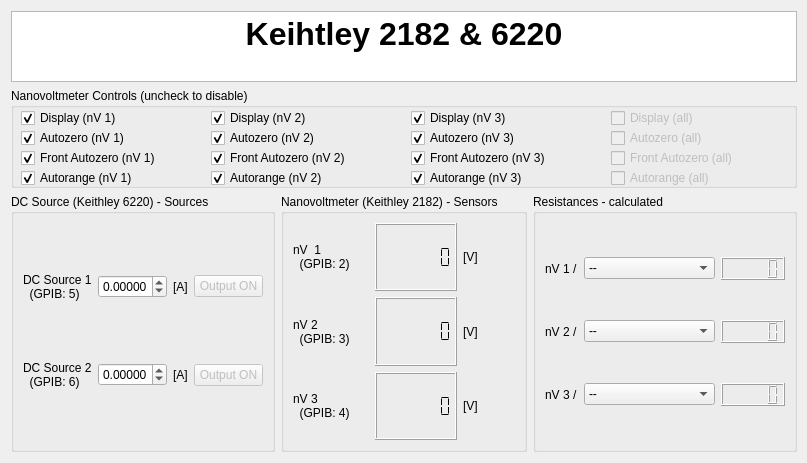
Qt form Keithley/Keithley_Control.ui (Cryostat-GUI/Cryostat-GUI) before a commit.
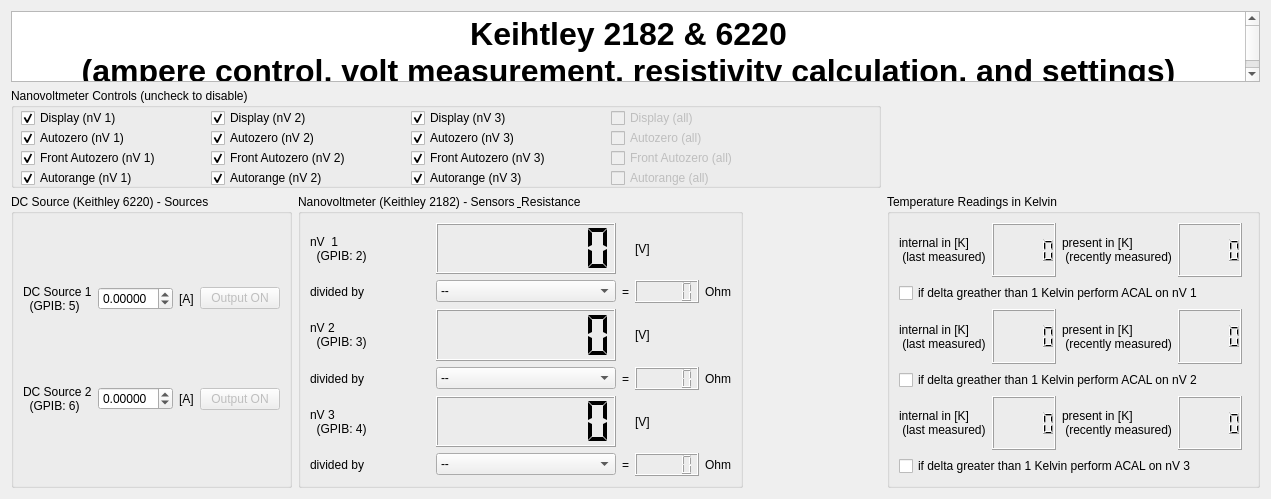
The same form after that commit.

Commit message:
keithley acal implementation
IMPORTANT: acal will stop the volt measurements for about 5 minutes. the current implementation is realised with optional checkboxes in cases where accuracy can be neglected

Diff of the .ui file:
```diff
--- a/Keithley/Keithley_Control.ui
+++ b/Keithley/Keithley_Control.ui
@@ -6,8 +6,8 @@
    <rect>
     <x>0</x>
     <y>0</y>
-    <width>807</width>
-    <height>463</height>
+    <width>1271</width>
+    <height>499</height>
    </rect>
   </property>
   <property name="minimumSize">
@@ -20,14 +20,26 @@
    <string>Form</string>
   </property>
   <layout class="QGridLayout" name="gridLayout">
-   <item row="3" column="2">
-    <widget class="QGroupBox" name="groupBox">
+   <item row="3" column="1">
+    <widget class="QGroupBox" name="groupReadings">
      <property name="title">
-      <string>Resistances - calculated</string>
+      <string>Nanovoltmeter (Keithley 2182) - Sensors &amp; Resistance</string>
      </property>
-     <layout class="QGridLayout" name="gridLayout_2" columnstretch="0,0,1">
-      <item row="2" column="1">
+     <property name="flat">
+      <bool>false</bool>
+     </property>
+     <property name="checkable">
+      <bool>false</bool>
+     </property>
+     <layout class="QGridLayout" columnstretch="0,0,0,0,0">
+      <item row="5" column="1">
        <widget class="QComboBox" name="comboBox_3">
+        <property name="maximumSize">
+         <size>
+          <width>180</width>
+          <height>16777215</height>
+         </size>
+        </property>
         <item>
          <property name="text">
           <string>--</string>
@@ -45,211 +57,115 @@
         </item>
        </widget>
       </item>
-      <item row="1" column="1">
-       <widget class="QComboBox" name="comboBox_2">
-        <item>
-         <property name="text">
-          <string>--</string>
-         </property>
-        </item>
-        <item>
-         <property name="text">
-          <string>DC Source 1 (Keithley6221_1)</string>
-         </property>
-        </item>
-        <item>
-         <property name="text">
-          <string>DC Source 2 (Keithley6221_2)</string>
-         </property>
-        </item>
-       </widget>
-      </item>
-      <item row="2" column="0">
-       <widget class="QLabel" name="label_11">
+      <item row="5" column="2">
+       <widget class="QLabel" name="label_27">
         <property name="text">
-         <string>nV 3 /</string>
+         <string>=</string>
         </property>
        </widget>
       </item>
-      <item row="2" column="2">
-       <widget class="QLCDNumber" name="lcdResistance2"/>
-      </item>
-      <item row="0" column="1">
-       <widget class="QComboBox" name="comboBox_1">
-        <item>
-         <property name="text">
-          <string>--</string>
-         </property>
-        </item>
-        <item>
-         <property name="text">
-          <string>DC Source 1 (Keithley6221_1)</string>
-         </property>
-        </item>
-        <item>
-         <property name="text">
-          <string>DC Source 2 (Keithley6221_2)</string>
-         </property>
-        </item>
-       </widget>
-      </item>
-      <item row="0" column="2">
+      <item row="1" column="3">
        <widget class="QLCDNumber" name="lcdResistance1"/>
       </item>
-      <item row="0" column="0">
-       <widget class="QLabel" name="label_8">
-        <property name="text">
-         <string>nV 1 /</string>
-        </property>
-       </widget>
-      </item>
       <item row="1" column="0">
+       <widget class="QLabel" name="label_8">
+        <property name="text">
+         <string>divided by</string>
+        </property>
+       </widget>
+      </item>
+      <item row="3" column="4">
+       <widget class="QLabel" name="label_26">
+        <property name="text">
+         <string>Ohm</string>
+        </property>
+       </widget>
+      </item>
+      <item row="3" column="2">
+       <widget class="QLabel" name="label_25">
+        <property name="text">
+         <string>=</string>
+        </property>
+       </widget>
+      </item>
+      <item row="3" column="0">
        <widget class="QLabel" name="label_13">
         <property name="text">
-         <string>nV 2 /</string>
+         <string>divided by</string>
         </property>
        </widget>
       </item>
-      <item row="1" column="2">
+      <item row="1" column="1">
+       <widget class="QComboBox" name="comboBox_1">
+        <property name="maximumSize">
+         <size>
+          <width>180</width>
+          <height>16777215</height>
+         </size>
+        </property>
+        <item>
+         <property name="text">
+          <string>--</string>
+         </property>
+        </item>
+        <item>
+         <property name="text">
+          <string>DC Source 1 (Keithley6221_1)</string>
+         </property>
+        </item>
+        <item>
+         <property name="text">
+          <string>DC Source 2 (Keithley6221_2)</string>
+         </property>
+        </item>
+       </widget>
+      </item>
+      <item row="5" column="4">
+       <widget class="QLabel" name="label_28">
+        <property name="text">
+         <string>Ohm</string>
+        </property>
+       </widget>
+      </item>
+      <item row="5" column="3">
        <widget class="QLCDNumber" name="lcdResistance3"/>
       </item>
-     </layout>
-    </widget>
-   </item>
-   <item row="3" column="0">
-    <widget class="QGroupBox" name="groupReadings_2">
-     <property name="title">
-      <string>DC Source (Keithley 6220) - Sources</string>
-     </property>
-     <property name="flat">
-      <bool>false</bool>
-     </property>
-     <property name="checkable">
-      <bool>false</bool>
-     </property>
-     <layout class="QGridLayout" name="_2" columnstretch="0,0,0,0">
-      <item row="0" column="0">
-       <widget class="QLabel" name="label_10">
-        <property name="minimumSize">
-         <size>
-          <width>0</width>
-          <height>39</height>
-         </size>
-        </property>
-        <property name="text">
-         <string>DC Source 1 
-  (GPIB: 5)</string>
-        </property>
-       </widget>
-      </item>
-      <item row="0" column="1">
-       <widget class="QDoubleSpinBox" name="spinSetCurrent1_A">
-        <property name="decimals">
-         <number>5</number>
-        </property>
-        <property name="minimum">
-         <double>-0.100000000000000</double>
-        </property>
-        <property name="maximum">
-         <double>0.100000000000000</double>
-        </property>
-        <property name="singleStep">
-         <double>0.001000000000000</double>
-        </property>
-       </widget>
-      </item>
-      <item row="2" column="1">
-       <widget class="QDoubleSpinBox" name="spinSetCurrent2_A">
-        <property name="decimals">
-         <number>5</number>
-        </property>
-        <property name="minimum">
-         <double>-0.100000000000000</double>
-        </property>
-        <property name="maximum">
-         <double>0.100000000000000</double>
-        </property>
-        <property name="singleStep">
-         <double>0.001000000000000</double>
-        </property>
-       </widget>
-      </item>
-      <item row="2" column="0">
-       <widget class="QLabel" name="label_9">
-        <property name="minimumSize">
-         <size>
-          <width>0</width>
-          <height>38</height>
-         </size>
-        </property>
-        <property name="text">
-         <string>DC Source 2 
-  (GPIB: 6)</string>
-        </property>
-       </widget>
-      </item>
-      <item row="2" column="2">
-       <widget class="QLabel" name="label_7">
+      <item row="3" column="1">
+       <widget class="QComboBox" name="comboBox_2">
         <property name="maximumSize">
          <size>
-          <width>52</width>
+          <width>180</width>
           <height>16777215</height>
          </size>
         </property>
-        <property name="text">
-         <string>[A]</string>
-        </property>
+        <item>
+         <property name="text">
+          <string>--</string>
+         </property>
+        </item>
+        <item>
+         <property name="text">
+          <string>DC Source 1 (Keithley6221_1)</string>
+         </property>
+        </item>
+        <item>
+         <property name="text">
+          <string>DC Source 2 (Keithley6221_2)</string>
+         </property>
+        </item>
        </widget>
       </item>
-      <item row="0" column="2">
-       <widget class="QLabel" name="label_12">
-        <property name="maximumSize">
-         <size>
-          <width>52</width>
-          <height>16777215</height>
-         </size>
-        </property>
+      <item row="3" column="3">
+       <widget class="QLCDNumber" name="lcdResistance2"/>
+      </item>
+      <item row="5" column="0">
+       <widget class="QLabel" name="label_11">
         <property name="text">
-         <string>[A]</string>
+         <string>divided by</string>
         </property>
        </widget>
       </item>
       <item row="2" column="3">
-       <widget class="QPushButton" name="pushToggleOut_2">
-        <property name="enabled">
-         <bool>false</bool>
-        </property>
-        <property name="text">
-         <string>Output ON</string>
-        </property>
-       </widget>
-      </item>
-      <item row="0" column="3">
-       <widget class="QPushButton" name="pushToggleOut_1">
-        <property name="enabled">
-         <bool>false</bool>
-        </property>
-        <property name="text">
-         <string>Output ON</string>
-        </property>
-       </widget>
-      </item>
-     </layout>
-    </widget>
-   </item>
-   <item row="3" column="1">
-    <widget class="QGroupBox" name="groupReadings">
-     <property name="title">
-      <string>Nanovoltmeter (Keithley 2182) - Sensors</string>
-     </property>
-     <property name="flat">
-      <bool>false</bool>
-     </property>
-     <property name="checkable">
-      <bool>false</bool>
-     </property>
-     <layout class="QGridLayout" columnstretch="0,0,0">
-      <item row="2" column="2">
        <widget class="QLabel" name="label_5">
         <property name="maximumSize">
          <size>
@@ -262,7 +178,7 @@
         </property>
        </widget>
       </item>
-      <item row="3" column="2">
+      <item row="4" column="3">
        <widget class="QLabel" name="label_6">
         <property name="maximumSize">
          <size>
@@ -277,6 +193,12 @@
       </item>
       <item row="2" column="1">
        <widget class="QLCDNumber" name="lcdSensor2_V">
+        <property name="maximumSize">
+         <size>
+          <width>180</width>
+          <height>16777215</height>
+         </size>
+        </property>
         <property name="digitCount">
          <number>7</number>
         </property>
@@ -287,22 +209,40 @@
       </item>
       <item row="0" column="0">
        <widget class="QLabel" name="label">
+        <property name="minimumSize">
+         <size>
+          <width>120</width>
+          <height>0</height>
+         </size>
+        </property>
         <property name="text">
          <string>nV  1 
   (GPIB: 2)</string>
         </property>
        </widget>
       </item>
-      <item row="3" column="0">
+      <item row="4" column="0">
        <widget class="QLabel" name="label_3">
+        <property name="minimumSize">
+         <size>
+          <width>120</width>
+          <height>0</height>
+         </size>
+        </property>
         <property name="text">
          <string>nV 3 
   (GPIB: 4)</string>
         </property>
        </widget>
       </item>
-      <item row="3" column="1">
+      <item row="4" column="1">
        <widget class="QLCDNumber" name="lcdSensor3_V">
+        <property name="maximumSize">
+         <size>
+          <width>180</width>
+          <height>16777215</height>
+         </size>
+        </property>
         <property name="digitCount">
          <number>7</number>
         </property>
@@ -313,6 +253,12 @@
       </item>
       <item row="0" column="1">
        <widget class="QLCDNumber" name="lcdSensor1_V">
+        <property name="maximumSize">
+         <size>
+          <width>180</width>
+          <height>16777215</height>
+         </size>
+        </property>
         <property name="frameShape">
          <enum>QFrame::Box</enum>
         </property>
@@ -327,7 +273,7 @@
         </property>
        </widget>
       </item>
-      <item row="0" column="2">
+      <item row="0" column="3">
        <widget class="QLabel" name="label_4">
         <property name="maximumSize">
          <size>
@@ -342,42 +288,154 @@
       </item>
       <item row="2" column="0">
        <widget class="QLabel" name="label_2">
+        <property name="minimumSize">
+         <size>
+          <width>120</width>
+          <height>0</height>
+         </size>
+        </property>
         <property name="text">
          <string>nV 2 
   (GPIB: 3)</string>
         </property>
        </widget>
       </item>
+      <item row="1" column="4">
+       <widget class="QLabel" name="label_24">
+        <property name="text">
+         <string>Ohm</string>
+        </property>
+       </widget>
+      </item>
+      <item row="1" column="2">
+       <widget class="QLabel" name="label_23">
+        <property name="text">
+         <string>=</string>
+        </property>
+       </widget>
+      </item>
      </layout>
     </widget>
    </item>
-   <item row="0" column="0" colspan="3">
-    <widget class="QTextBrowser" name="textBrowser">
-     <property name="minimumSize">
-      <size>
-       <width>731</width>
-       <height>71</height>
-      </size>
+   <item row="3" column="0">
+    <widget class="QGroupBox" name="groupReadings_2">
+     <property name="title">
+      <string>DC Source (Keithley 6220) - Sources</string>
      </property>
-     <property name="maximumSize">
-      <size>
-       <width>16777215</width>
-       <height>71</height>
-      </size>
+     <property name="flat">
+      <bool>false</bool>
      </property>
-     <property name="frameShape">
-      <enum>QFrame::StyledPanel</enum>
+     <property name="checkable">
+      <bool>false</bool>
      </property>
-     <property name="frameShadow">
-      <enum>QFrame::Raised</enum>
-     </property>
-     <property name="html">
-      <string>&lt;!DOCTYPE HTML PUBLIC &quot;-//W3C//DTD HTML 4.0//EN&quot; &quot;http://www.w3.org/TR/REC-html40/strict.dtd&quot;&gt;
-&lt;html&gt;&lt;head&gt;&lt;meta name=&quot;qrichtext&quot; content=&quot;1&quot; /&gt;&lt;style type=&quot;text/css&quot;&gt;
-p, li { white-space: pre-wrap; }
-&lt;/style&gt;&lt;/head&gt;&lt;body style=&quot; font-family:'.SF NS Text'; font-size:13pt; font-weight:400; font-style:normal;&quot;&gt;
-&lt;p align=&quot;center&quot; style=&quot; margin-top:0px; margin-bottom:0px; margin-left:0px; margin-right:0px; -qt-block-indent:0; text-indent:0px;&quot;&gt;&lt;span style=&quot; font-family:'MS Shell Dlg 2'; font-size:24pt; font-weight:600;&quot;&gt;Keihtley 2182 &amp;amp; 6220&lt;/span&gt;&lt;/p&gt;&lt;/body&gt;&lt;/html&gt;</string>
-     </property>
+     <layout class="QGridLayout" name="_2" columnstretch="0,0,0,0">
+      <item row="0" column="0">
+       <widget class="QLabel" name="label_10">
+        <property name="minimumSize">
+         <size>
+          <width>0</width>
+          <height>39</height>
+         </size>
+        </property>
+        <property name="text">
+         <string>DC Source 1 
+  (GPIB: 5)</string>
+        </property>
+       </widget>
+      </item>
+      <item row="0" column="1">
+       <widget class="QDoubleSpinBox" name="spinSetCurrent1_A">
+        <property name="decimals">
+         <number>5</number>
+        </property>
+        <property name="minimum">
+         <double>-0.100000000000000</double>
+        </property>
+        <property name="maximum">
+         <double>0.100000000000000</double>
+        </property>
+        <property name="singleStep">
+         <double>0.001000000000000</double>
+        </property>
+       </widget>
+      </item>
+      <item row="2" column="1">
+       <widget class="QDoubleSpinBox" name="spinSetCurrent2_A">
+        <property name="decimals">
+         <number>5</number>
+        </property>
+        <property name="minimum">
+         <double>-0.100000000000000</double>
+        </property>
+        <property name="maximum">
+         <double>0.100000000000000</double>
+        </property>
+        <property name="singleStep">
+         <double>0.001000000000000</double>
+        </property>
+       </widget>
+      </item>
+      <item row="2" column="0">
+       <widget class="QLabel" name="label_9">
+        <property name="minimumSize">
+         <size>
+          <width>0</width>
+          <height>38</height>
+         </size>
+        </property>
+        <property name="text">
+         <string>DC Source 2 
+  (GPIB: 6)</string>
+        </property>
+       </widget>
+      </item>
+      <item row="2" column="2">
+       <widget class="QLabel" name="label_7">
+        <property name="maximumSize">
+         <size>
+          <width>52</width>
+          <height>16777215</height>
+         </size>
+        </property>
+        <property name="text">
+         <string>[A]</string>
+        </property>
+       </widget>
+      </item>
+      <item row="0" column="2">
+       <widget class="QLabel" name="label_12">
+        <property name="maximumSize">
+         <size>
+          <width>52</width>
+          <height>16777215</height>
+         </size>
+        </property>
+        <property name="text">
+         <string>[A]</string>
+        </property>
+       </widget>
+      </item>
+      <item row="2" column="3">
+       <widget class="QPushButton" name="pushToggleOut_2">
+        <property name="enabled">
+         <bool>false</bool>
+        </property>
+        <property name="text">
+         <string>Output ON</string>
+        </property>
+       </widget>
+      </item>
+      <item row="0" column="3">
+       <widget class="QPushButton" name="pushToggleOut_1">
+        <property name="enabled">
+         <bool>false</bool>
+        </property>
+        <property name="text">
+         <string>Output ON</string>
+        </property>
+       </widget>
+      </item>
+     </layout>
     </widget>
    </item>
    <item row="2" column="0" colspan="3">
@@ -676,6 +734,141 @@
      </widget>
     </widget>
    </item>
+   <item row="3" column="3">
+    <widget class="QGroupBox" name="groupBox_3">
+     <property name="title">
+      <string>Temperature Readings in Kelvin</string>
+     </property>
+     <layout class="QGridLayout" name="gridLayout_6">
+      <item row="5" column="1">
+       <widget class="QLCDNumber" name="lcdInternalTemp_3"/>
+      </item>
+      <item row="0" column="3">
+       <widget class="QLCDNumber" name="lcdPresentTemp_1"/>
+      </item>
+      <item row="3" column="1">
+       <widget class="QLCDNumber" name="lcdInternalTemp_2"/>
+      </item>
+      <item row="3" column="3">
+       <widget class="QLCDNumber" name="lcdPresentTemp_2"/>
+      </item>
+      <item row="3" column="2">
+       <widget class="QLabel" name="label_17">
+        <property name="text">
+         <string>present in [K] 
+ (recently measured)</string>
+        </property>
+       </widget>
+      </item>
+      <item row="6" column="0" colspan="4">
+       <widget class="QCheckBox" name="checkBox_ACAL_3">
+        <property name="text">
+         <string>if delta greater than 1 Kelvin perform ACAL on nV 3</string>
+        </property>
+       </widget>
+      </item>
+      <item row="4" column="0" colspan="5">
+       <widget class="QCheckBox" name="checkBox_ACAL_2">
+        <property name="text">
+         <string>if delta greather than 1 Kelvin perform ACAL on nV 2</string>
+        </property>
+       </widget>
+      </item>
+      <item row="0" column="2">
+       <widget class="QLabel" name="label_15">
+        <property name="text">
+         <string>present in [K] 
+ (recently measured)</string>
+        </property>
+       </widget>
+      </item>
+      <item row="5" column="2">
+       <widget class="QLabel" name="label_19">
+        <property name="text">
+         <string>present in [K] 
+ (recently measured)</string>
+        </property>
+       </widget>
+      </item>
+      <item row="0" column="0">
+       <widget class="QLabel" name="label_14">
+        <property name="text">
+         <string>internal in [K]
+ (last measured)</string>
+        </property>
+       </widget>
+      </item>
+      <item row="5" column="3">
+       <widget class="QLCDNumber" name="lcdPresentTemp_3"/>
+      </item>
+      <item row="0" column="1">
+       <widget class="QLCDNumber" name="lcdInternalTemp_1"/>
+      </item>
+      <item row="3" column="0">
+       <widget class="QLabel" name="label_16">
+        <property name="text">
+         <string>internal in [K] 
+ (last measured)</string>
+        </property>
+       </widget>
+      </item>
+      <item row="5" column="0">
+       <widget class="QLabel" name="label_18">
+        <property name="text">
+         <string>internal in [K] 
+ (last measured)</string>
+        </property>
+       </widget>
+      </item>
+      <item row="2" column="0" colspan="5">
+       <widget class="QCheckBox" name="checkBox_ACAL_1">
+        <property name="sizePolicy">
+         <sizepolicy hsizetype="MinimumExpanding" vsizetype="Fixed">
+          <horstretch>0</horstretch>
+          <verstretch>0</verstretch>
+         </sizepolicy>
+        </property>
+        <property name="autoFillBackground">
+         <bool>false</bool>
+        </property>
+        <property name="text">
+         <string>if delta greather than 1 Kelvin perform ACAL on nV 1</string>
+        </property>
+       </widget>
+      </item>
+     </layout>
+    </widget>
+   </item>
+   <item row="0" column="0" colspan="4">
+    <widget class="QTextBrowser" name="textBrowser">
+     <property name="minimumSize">
+      <size>
+       <width>731</width>
+       <height>71</height>
+      </size>
+     </property>
+     <property name="maximumSize">
+      <size>
+       <width>16777215</width>
+       <height>71</height>
+      </size>
+     </property>
+     <property name="frameShape">
+      <enum>QFrame::StyledPanel</enum>
+     </property>
+     <property name="frameShadow">
+      <enum>QFrame::Raised</enum>
+     </property>
+     <property name="html">
+      <string>&lt;!DOCTYPE HTML PUBLIC &quot;-//W3C//DTD HTML 4.0//EN&quot; &quot;http://www.w3.org/TR/REC-html40/strict.dtd&quot;&gt;
+&lt;html&gt;&lt;head&gt;&lt;meta name=&quot;qrichtext&quot; content=&quot;1&quot; /&gt;&lt;style type=&quot;text/css&quot;&gt;
+p, li { white-space: pre-wrap; }
+&lt;/style&gt;&lt;/head&gt;&lt;body style=&quot; font-family:'.SF NS Text'; font-size:13pt; font-weight:400; font-style:normal;&quot;&gt;
+&lt;p align=&quot;center&quot; style=&quot; margin-top:0px; margin-bottom:0px; margin-left:0px; margin-right:0px; -qt-block-indent:0; text-indent:0px;&quot;&gt;&lt;span style=&quot; font-family:'MS Shell Dlg 2'; font-size:24pt; font-weight:600;&quot;&gt;Keihtley 2182 &amp;amp; 6220&lt;/span&gt;&lt;/p&gt;
+&lt;p align=&quot;center&quot; style=&quot; margin-top:0px; margin-bottom:0px; margin-left:0px; margin-right:0px; -qt-block-indent:0; text-indent:0px;&quot;&gt;&lt;span style=&quot; font-family:'MS Shell Dlg 2'; font-size:24pt; font-weight:600;&quot;&gt;(ampere control, volt measurement, resistivity calculation, and settings)&lt;/span&gt;&lt;/p&gt;&lt;/body&gt;&lt;/html&gt;</string>
+     </property>
+    </widget>
+   </item>
   </layout>
  </widget>
  <resources/>
```
The commit also changes 3 other files.
